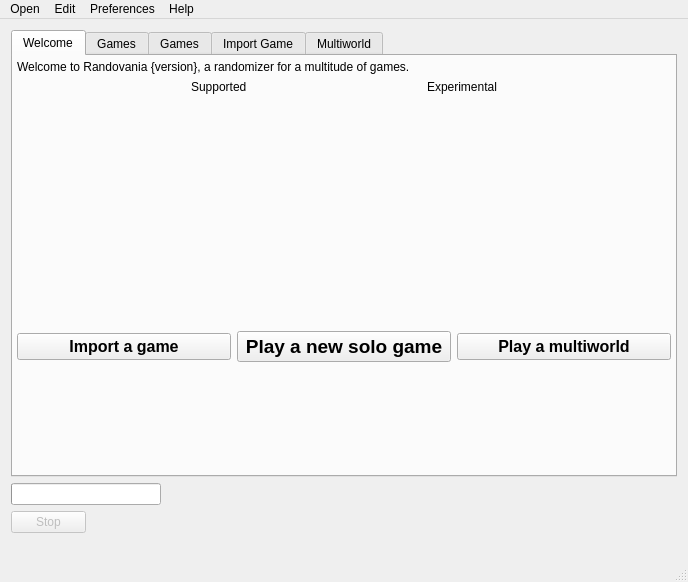
Above: randovania/gui/ui_files/main_window.ui from Schwork-Corruption/corruptovania before the change. Below: the same form after it.
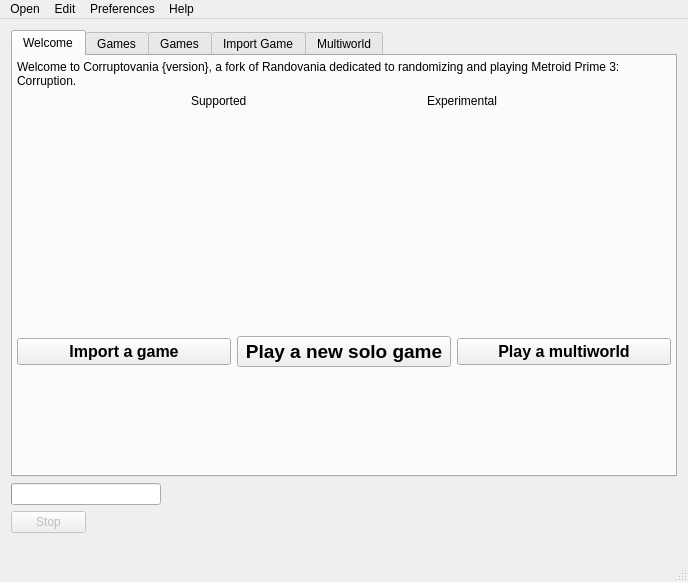
That is the form after the change. Custom widgets are drawn as their Qt base class.

The edit to the form file:
```diff
--- a/randovania/gui/ui_files/main_window.ui
+++ b/randovania/gui/ui_files/main_window.ui
@@ -97,7 +97,7 @@
         <item row="0" column="0" colspan="3">
          <widget class="QLabel" name="intro_label">
           <property name="text">
-           <string>Welcome to Randovania {version}, a randomizer for a multitude of games.</string>
+           <string>Welcome to Corruptovania {version}, a fork of Randovania dedicated to randomizing and playing Metroid Prime 3: Corruption.</string>
           </property>
           <property name="textFormat">
            <enum>Qt::MarkdownText</enum>
```
Left out of the diff: 14 changed lines with no effect on the pictures.
